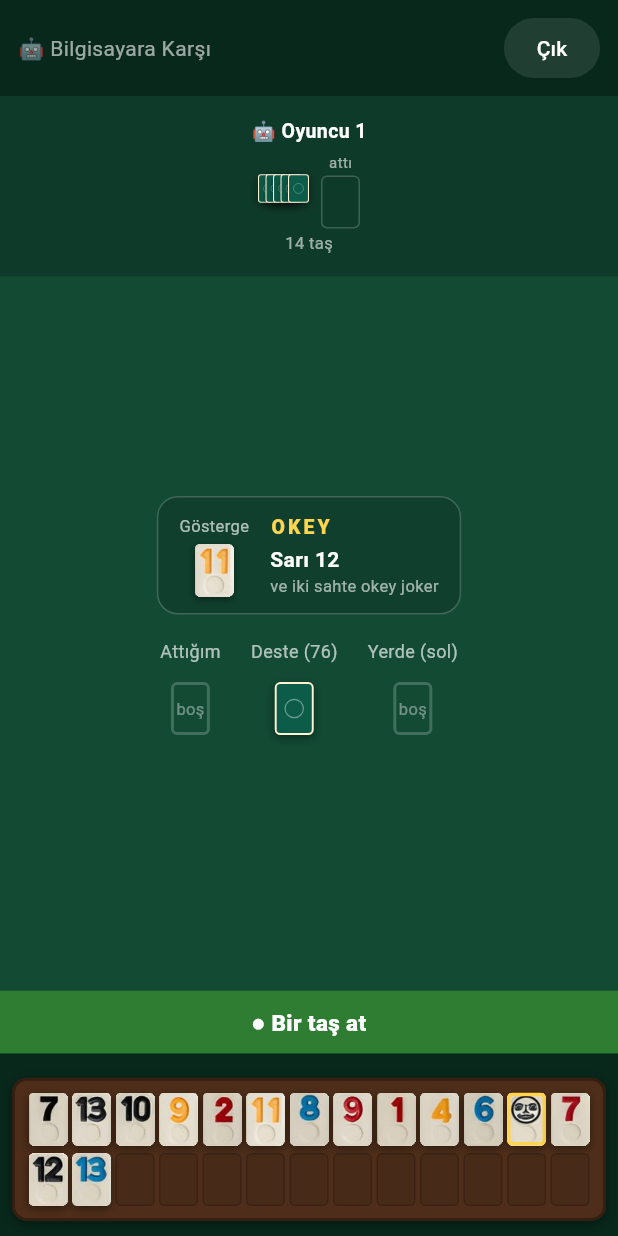
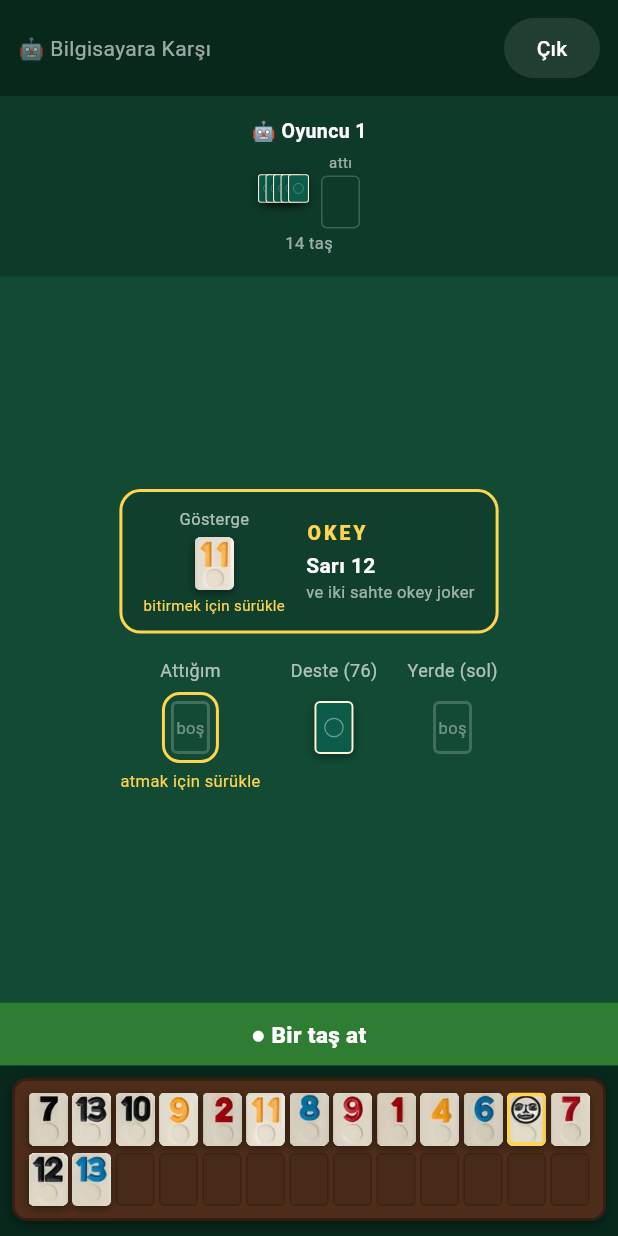
Before and after one commit to lutfuerkul/uno_online, a Flutter app: the OkeyBotScreen screen opened directly, after a tap on an icon or button, on a phone screen of 412 x 824 dp. Run offline on Flutter 3.47's test engine with Material 3 defaults, Android fonts, the phone set to English and light mode, and no system bars; our stand-ins replace cloud_firestore, firebase_core, shared_preferences; accounts and stored records are empty.

Commit message:
Okey: atış sürükle-bırakla; Attığım=normal, Gösterge=eli bitir
- Taşı ıstakadan "Attığım" alanına sürükleyip bırakmak NORMAL atıştır: sıra
  bir sonrakine geçer, el otomatik bitmez (kalan taşlar geçerli grup olsa
  bile) — OkeyEngine.discard artık asla otomatik bitirmiyor.
- Taşı GÖSTERGE üzerine sürükleyip bırakmak ELİ BİTİRME girişimidir: kalan
  14 taş geçerli gruplara bölünüyorsa el açılır (okey atarak bitirmek
  çifte puan); bölünmüyorsa hiçbir şey olmaz, taş elde kalır, kullanıcıya
  bilgi verilir. Yeni OkeyEngine.finishDiscard bu mantığı taşıyor.
- Online servis ve her iki sağlayıcıya (yerel/online) finishDiscard eklendi;
  bot döngüsü önce finishDiscard'ı dener, olmazsa normal discard'a döner.
- "Seçili taşı at" düğmesi kaldırıldı (kod korunmadı, akış artık tamamen
  sürükle-bırak): Attığım ve Gösterge, sıradayken/çektikten sonra altın
  çerçeveyle vurgulanıp "sürükle" ipucu gösteriyor.
- Geçersiz bitiş girişimi ya da az önce yerden alınan taşı geri atma
  girişimi için istemci tarafında (motorla aynı çözücüyle) ön kontrol
  yapılıp uygun uyarı gösteriliyor.

Co-Authored-By: Claude Fable 5 <noreply@anthropic.com>
Claude-Session: https://claude.ai/code/session_019oZSDjpcvJtVcDEa1dtiQw

```diff
--- a/lib/okey/widgets/okey_board_view.dart
+++ b/lib/okey/widgets/okey_board_view.dart
@@ -5,6 +5,7 @@ import 'package:flutter/material.dart';
 import '../models/okey_board_controller.dart';
 import '../models/okey_game_state.dart';
 import '../models/okey_tile.dart';
+import '../services/okey_meld_solver.dart';
 import '../theme/okey_theme.dart';
 import 'okey_tile_widget.dart';
 
@@ -202,6 +203,7 @@ class _OkeyBoardViewState extends State<OkeyBoardView> {
     final c = widget.controller;
     final isMyTurn = c.isMyTurn;
     final canDraw = isMyTurn && !c.hasDrawn && state.status == 'playing';
+    final canDiscard = isMyTurn && c.hasDrawn && state.status == 'playing';
     final deckCount = state.drawPile.length;
     final leftDiscard = c.takeableDiscard;
     final myDiscard = c.myLastDiscard;
@@ -216,7 +218,7 @@ class _OkeyBoardViewState extends State<OkeyBoardView> {
             child: Column(
               mainAxisSize: MainAxisSize.min,
               children: [
-                _indicatorCard(state),
+                _indicatorCard(context, state, canDiscard),
                 const SizedBox(height: 16),
                 // FittedBox: dar telefonlarda orta satır taşmasın diye orantılı
                 // küçülür.
@@ -226,16 +228,29 @@ class _OkeyBoardViewState extends State<OkeyBoardView> {
                     mainAxisAlignment: MainAxisAlignment.center,
                     crossAxisAlignment: CrossAxisAlignment.start,
                     children: [
-                      // Kendi en son attığım taş (solda, bilgi amaçlı).
+                      // Kendi en son attığım taş — atılacak taş buraya
+                      // sürüklenip bırakılır (normal atış, sıra geçer).
                       _pileColumn(
                         label: 'Attığım',
-                        child: myDiscard != null
+                        highlight: canDiscard,
+                        hint: canDiscard ? 'atmak için sürükle' : null,
+                        child: DragTarget<String>(
+                          onWillAcceptWithDetails: (d) => canDiscard,
+                          onAcceptWithDetails: (d) =>
+                              _handleDiscardDrop(context, d.data),
+                          builder: (ctx, cand, rej) {
+                            final tile = myDiscard != null
                                 ? OkeyTileWidget(
                                     tile: myDiscard,
                                     width: _tileSize,
                                     isOkey: state.isOkey(myDiscard),
                                   )
-                            : _emptySlot(_tileSize),
+                                : _emptySlot(_tileSize);
+                            return cand.isNotEmpty
+                                ? _dropHighlight(tile, _tileSize)
+                                : tile;
+                          },
+                        ),
                       ),
                       const SizedBox(width: 20),
                       _pileColumn(
@@ -277,7 +292,8 @@ class _OkeyBoardViewState extends State<OkeyBoardView> {
     );
   }
 
-  Widget _indicatorCard(OkeyGameState state) {
+  Widget _indicatorCard(
+      BuildContext context, OkeyGameState state, bool canDiscard) {
     final ind = state.indicator;
     final okeyColorName = OkeyTile(
       color: state.okeyColor,
@@ -291,7 +307,10 @@ class _OkeyBoardViewState extends State<OkeyBoardView> {
       decoration: BoxDecoration(
         color: const Color(0x22000000),
         borderRadius: BorderRadius.circular(14),
-        border: Border.all(color: const Color(0x33FFFFFF)),
+        border: Border.all(
+          color: canDiscard ? OkeyColors.okeyGlow : const Color(0x33FFFFFF),
+          width: canDiscard ? 2 : 1,
+        ),
       ),
       child: Row(
         mainAxisSize: MainAxisSize.min,
@@ -301,7 +320,26 @@ class _OkeyBoardViewState extends State<OkeyBoardView> {
               const Text('Gösterge',
                   style: TextStyle(color: OkeyColors.label, fontSize: 11)),
               const SizedBox(height: 4),
-              OkeyTileWidget(tile: ind, width: _tileSize),
+              // Eli bitirmek için: göndereceğin taşı bu gösterge taşının
+              // üzerine sürükleyip bırak. Geçerli bitişse el açılır; değilse
+              // hiçbir şey olmaz (taş elde kalır).
+              DragTarget<String>(
+                onWillAcceptWithDetails: (d) => canDiscard,
+                onAcceptWithDetails: (d) =>
+                    _handleFinishDrop(context, state, d.data),
+                builder: (ctx, cand, rej) {
+                  final tile = OkeyTileWidget(tile: ind, width: _tileSize);
+                  return cand.isNotEmpty
+                      ? _dropHighlight(tile, _tileSize)
+                      : tile;
+                },
+              ),
+              if (canDiscard)
+                const Padding(
+                  padding: EdgeInsets.only(top: 3),
+                  child: Text('bitirmek için sürükle',
+                      style: TextStyle(color: OkeyColors.okeyGlow, fontSize: 10)),
+                ),
             ],
           ),
           const SizedBox(width: 14),
@@ -332,6 +370,7 @@ class _OkeyBoardViewState extends State<OkeyBoardView> {
     required Widget child,
     String? hint,
     VoidCallback? onTap,
+    bool highlight = false,
   }) {
     return Column(
       mainAxisSize: MainAxisSize.min,
@@ -347,7 +386,7 @@ class _OkeyBoardViewState extends State<OkeyBoardView> {
             decoration: BoxDecoration(
               borderRadius: BorderRadius.circular(12),
               border: Border.all(
-                color: onTap != null
+                color: (onTap != null || highlight)
                     ? OkeyColors.okeyGlow
                     : Colors.transparent,
                 width: 2,
@@ -366,6 +405,18 @@ class _OkeyBoardViewState extends State<OkeyBoardView> {
               : null,
         ),
       ],
+    );
+  }
+
+  /// Sürüklenen bir taş bu bırakma hedefinin üzerindeyken [child]'ı sarıp
+  /// vurgular (parlak kenarlık).
+  Widget _dropHighlight(Widget child, double width) {
+    return Container(
+      decoration: BoxDecoration(
+        borderRadius: BorderRadius.circular(width * 0.2),
+        border: Border.all(color: OkeyColors.okeyGlow, width: 3),
+      ),
+      child: child,
     );
   }
 
@@ -438,7 +489,6 @@ class _OkeyBoardViewState extends State<OkeyBoardView> {
     final isMyTurn = c.isMyTurn;
     final canDiscard = isMyTurn && c.hasDrawn && state.status == 'playing';
     final myHand = c.myHand;
-    final selected = _selectedTile(myHand);
 
     return Container(
       color: OkeyColors.topbar,
@@ -446,36 +496,22 @@ class _OkeyBoardViewState extends State<OkeyBoardView> {
       child: Column(
         mainAxisSize: MainAxisSize.min,
         children: [
+          // "Renk sırala" / "Grupla" düğmeleri gizlendi (serbest yerleşim
+          // geldiğinden gereksiz kaldılar); "Seçili taşı at" düğmesi de
+          // kaldırıldı — atış artık taşı "Attığım" ya da göstergeye
+          // sürükleyip bırakarak yapılıyor. Kod korunuyor, gerekirse
+          // _showArrangeButtons true yapılıp geri açılabilir.
+          if (_showArrangeButtons) ...[
             Row(
               children: [
-              // "Renk sırala" / "Grupla" düğmeleri gizlendi (serbest yerleşim
-              // geldiğinden gereksiz kaldılar); kod korunuyor, gerekirse
-              // _showArrangeButtons true yapılıp geri açılabilir.
-              if (_showArrangeButtons) ...[
                 _smallButton('↔ Renk sırala',
                     () => c.arrangeHand(byGroups: false)),
                 const SizedBox(width: 6),
                 _smallButton('# Grupla', () => c.arrangeHand(byGroups: true)),
               ],
-              const Spacer(),
-              if (canDiscard && selected != null)
-                ElevatedButton(
-                  style: ElevatedButton.styleFrom(
-                    backgroundColor: c.canFinish
-                        ? OkeyColors.accent
-                        : OkeyColors.primary,
-                    foregroundColor:
-                        c.canFinish ? Colors.black : Colors.white,
-                    padding:
-                        const EdgeInsets.symmetric(horizontal: 16, vertical: 8),
-                  ),
-                  onPressed: () => _discardSelected(context, selected),
-                  child: Text(c.canFinish ? '🎉 Seçili taşı at' : 'Seçili taşı at',
-                      style: const TextStyle(fontWeight: FontWeight.w800)),
-                ),
-            ],
             ),
             const SizedBox(height: 8),
+          ],
           _rackWithTiles(context, state, myHand, canDiscard),
         ],
       ),
@@ -615,14 +651,8 @@ class _OkeyBoardViewState extends State<OkeyBoardView> {
     );
   }
 
-  OkeyTile? _selectedTile(List<OkeyTile> hand) {
-    if (_selectedId == null) return null;
-    for (final t in hand) {
-      if (t.id == _selectedId) return t;
-    }
-    return null;
-  }
-
+  /// Taşa dokununca hafifçe kaldırıp seçili gösterir (yalnızca görsel);
+  /// atış artık taşı "Attığım" ya da göstergeye sürükleyerek yapılıyor.
   void _onTileTap(OkeyTile tile, bool canDiscard) {
     if (!canDiscard) {
       // Çekme fazında taşı seçmek yerine bilgi ver.
@@ -636,9 +666,46 @@ class _OkeyBoardViewState extends State<OkeyBoardView> {
     });
   }
 
-  Future<void> _discardSelected(BuildContext context, OkeyTile tile) async {
+  /// "Attığım" alanına bırakılan taşı normal atış olarak oynar.
+  Future<void> _handleDiscardDrop(BuildContext context, String tileId) async {
+    final tile = _tileInHand(tileId);
+    if (tile == null) return;
+    final s = widget.controller.state;
+    if (s != null && s.drawnFromDiscardId == tile.id) {
+      _toast('Bu taşı hemen geri atamazsın.');
+      return;
+    }
     setState(() => _selectedId = null);
     await widget.controller.discard(tile);
+  }
+
+  /// Göstergeye bırakılan taşla eli bitirmeyi dener. Kalan taşların geçerli
+  /// gruplara bölünüp bölünmediği burada (istemci tarafında, motorla aynı
+  /// çözücüyle) önceden kontrol edilir; bölünmüyorsa hiçbir şey gönderilmez
+  /// ve kullanıcıya bilgi verilir — taş elde kalır.
+  Future<void> _handleFinishDrop(
+      BuildContext context, OkeyGameState state, String tileId) async {
+    final tile = _tileInHand(tileId);
+    if (tile == null) return;
+    if (state.drawnFromDiscardId == tile.id) {
+      _toast('Bu taşı hemen geri atamazsın.');
+      return;
+    }
+    final hand = widget.controller.myHand;
+    final rest = [for (final t in hand) if (t.id != tileId) t];
+    if (rest.length != 14 || !OkeyMeldSolver.isWinningHand(rest, state.isOkey)) {
+      _toast('Bu taşla eli bitiremezsin.');
+      return;
+    }
+    setState(() => _selectedId = null);
+    await widget.controller.finishDiscard(tile);
+  }
+
+  OkeyTile? _tileInHand(String tileId) {
+    for (final t in widget.controller.myHand) {
+      if (t.id == tileId) return t;
+    }
+    return null;
   }
 
   Widget _smallButton(String label, VoidCallback onTap) {
```
Also changed, not shown: lib/okey/models/okey_board_controller.dart (+7 -0 lines), lib/okey/providers/okey_local_provider.dart (+15 -1 lines), lib/okey/providers/okey_online_provider.dart (+7 -0 lines), lib/okey/services/okey_engine.dart (+59 -22 lines), lib/okey/services/okey_game_service.dart (+14 -0 lines). Lines whose indentation alone changed are shown as unchanged.
